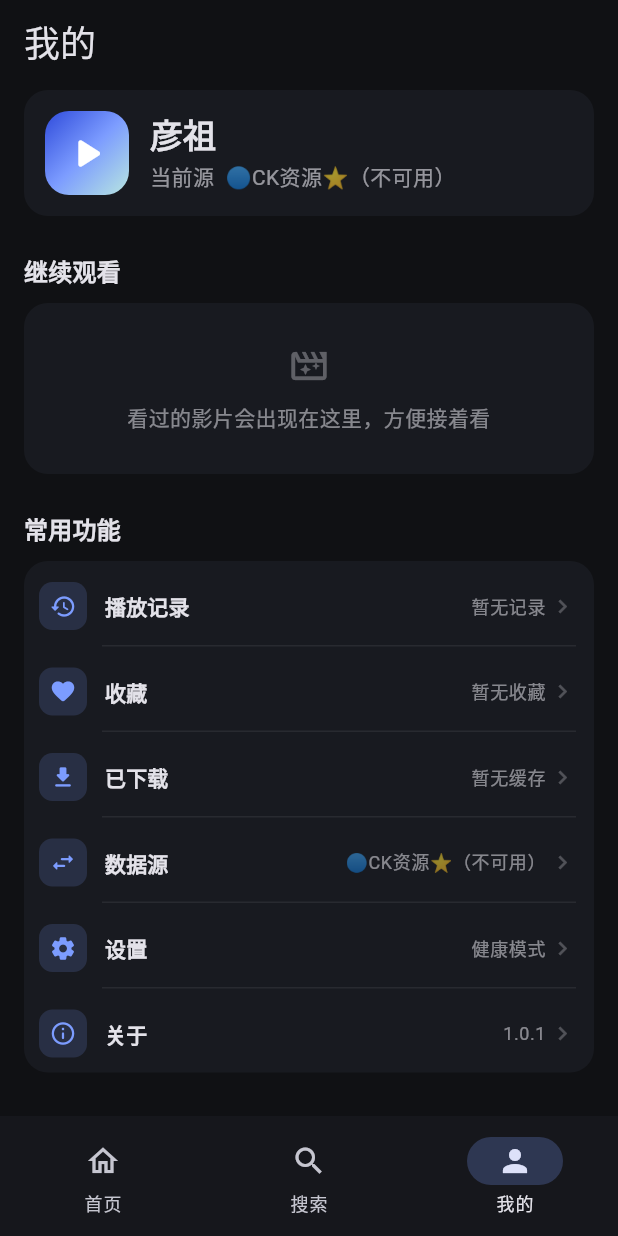
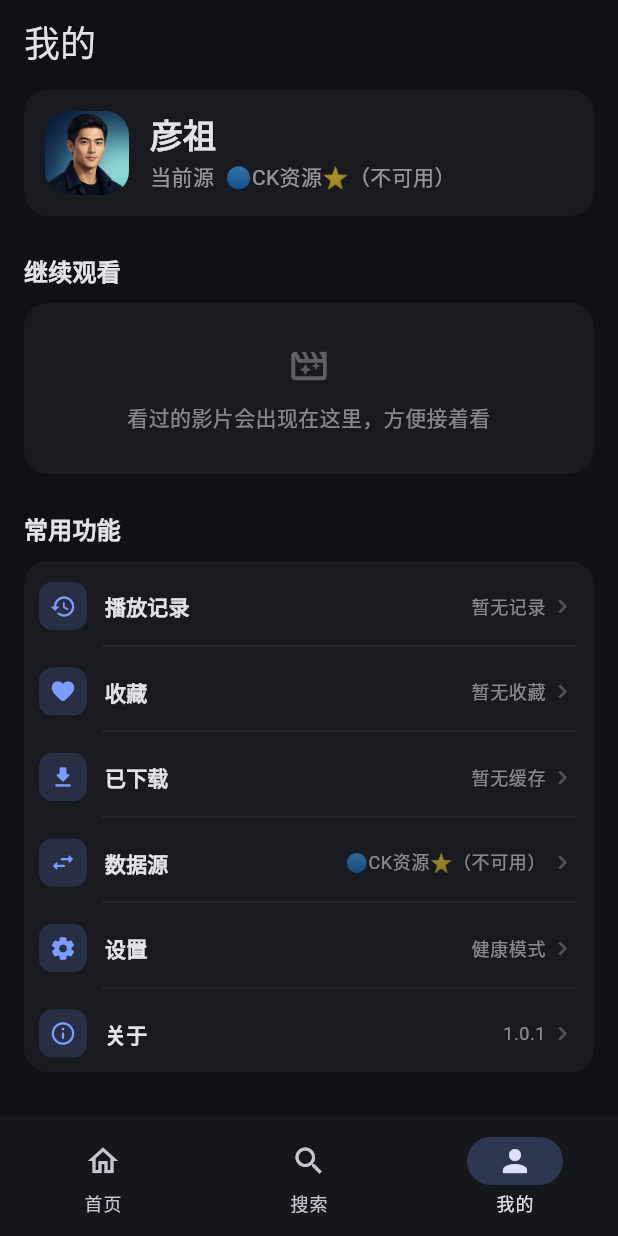
Before and after one commit to yzxcool123/haokanShipin, a Flutter app: the ProfileView screen opened by its route, on a phone screen of 412 x 824 dp. Run offline on Flutter 3.47's test engine with Material 3 defaults, Android fonts, the phone set to English and light mode, and no system bars; our stand-ins replace cached_network_image, dio, go_router, package_info_plus, shared_preferences, video_player and 1 more; missing offline and left inert: pointycastle; accounts and stored records are empty; network calls fail.

Commit message:
将「我的」页用户头像改为帅气人物肖像

```diff
--- a/lib/ui/features/profile/profile_view.dart
+++ b/lib/ui/features/profile/profile_view.dart
@@ -138,25 +138,14 @@ class _ProfileHeader extends StatelessWidget {
       children: [
         Row(
           children: [
-            Container(
-              width: 56,
-              height: 56,
-              decoration: BoxDecoration(
-                borderRadius: BorderRadius.circular(16),
-                gradient: const LinearGradient(
-                  begin: Alignment.topLeft,
-                  end: Alignment.bottomRight,
-                  colors: [
-                    Color(0xFF2F4BDB),
-                    Color(0xFF7C9CFF),
-                    Color(0xFFB8E6E0),
-                  ],
-                ),
-              ),
-              child: const Icon(
-                Icons.play_arrow_rounded,
-                color: Colors.white,
-                size: 34,
+            ClipRRect(
+              borderRadius: BorderRadius.circular(16),
+              child: Image.asset(
+                'assets/images/profile_avatar.jpg',
+                width: 56,
+                height: 56,
+                fit: BoxFit.cover,
+                filterQuality: FilterQuality.medium,
               ),
             ),
             const SizedBox(width: 14),
--- a/pubspec.yaml
+++ b/pubspec.yaml
@@ -40,3 +40,4 @@ flutter:
   uses-material-design: true
   assets:
     - assets/sources.json
+    - assets/images/profile_avatar.jpg
```
Also changed, not shown: assets/images/profile_avatar.jpg (added).
